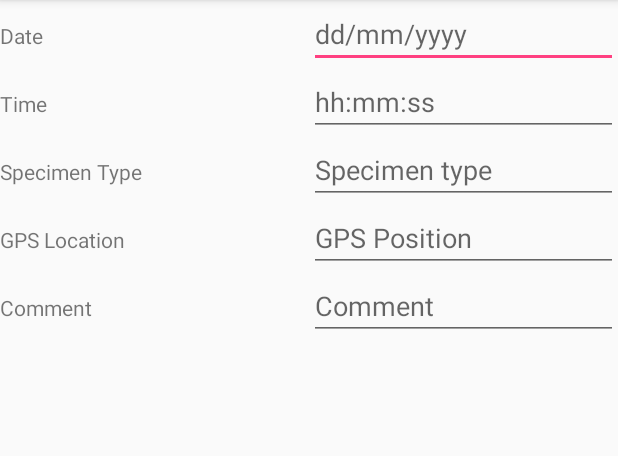
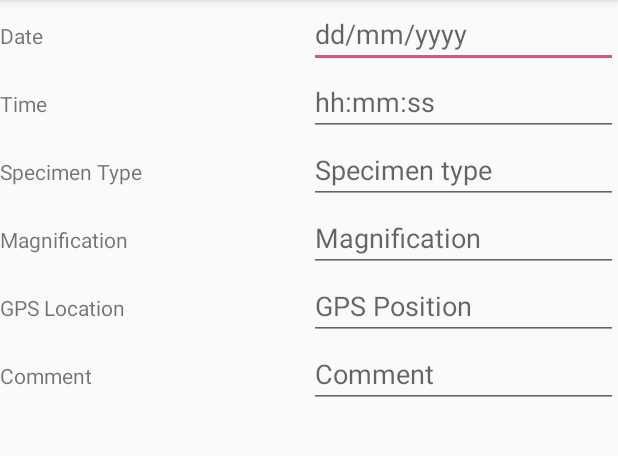
Before and after one commit to short0/annotateMe, an Android app: the DetailsActivity screen opened directly, with no data from a screen before it, on a phone screen of 412 x 824 dp, the part 84-540 px from its top. Run offline under Robolectric (Android 15) with nearby library versions, the phone set to English and light mode, and no system bars; 2 statements that could not run were skipped.

Commit message:
Add magnification to local database

```diff
--- a/app/src/main/java/com/example/user/mobilemicroscopy/DetailsActivity.java
+++ b/app/src/main/java/com/example/user/mobilemicroscopy/DetailsActivity.java
@@ -83,6 +83,11 @@ public class DetailsActivity extends AppCompatActivity {
     private EditText mSpecimenTypeEditText;
 
     /**
+     * Magnification input EditText
+     */
+    private EditText mMagnificationTypeEditText;
+
+    /**
      * GPS Position input EditText
      */
     private EditText mGPSPositionEditText;
@@ -121,6 +126,7 @@ public class DetailsActivity extends AppCompatActivity {
         mDateEditText = (EditText) findViewById(R.id.details_date_edit_text);
         mTimeEditText = (EditText) findViewById(R.id.details_time_edit_text);
         mSpecimenTypeEditText = (EditText) findViewById(R.id.details_specimen_type_edit_text);
+        mMagnificationTypeEditText = (EditText) findViewById(R.id.details_magnification_edit_text);
         mGPSPositionEditText = (EditText) findViewById(R.id.details_gps_position_edit_text);
         mCommentEditText = (EditText) findViewById(R.id.details_comment_edit_text);
 
@@ -188,6 +194,7 @@ public class DetailsActivity extends AppCompatActivity {
             mDateEditText.setText(mImage.getDate());
             mTimeEditText.setText(mImage.getTime());
             mSpecimenTypeEditText.setText(mImage.getSpecimenType());
+            mMagnificationTypeEditText.setText(mImage.getMagnification());
             mGPSPositionEditText.setText(mImage.getGpsPosition());
             mCommentEditText.setText(mImage.getComment());
 
@@ -266,6 +273,7 @@ public class DetailsActivity extends AppCompatActivity {
         mImage.setDate(mDateEditText.getText().toString());
         mImage.setTime(mTimeEditText.getText().toString());
         mImage.setSpecimenType(mSpecimenTypeEditText.getText().toString());
+        mImage.setMagnification(mMagnificationTypeEditText.getText().toString());
         mImage.setGpsPosition(mGPSPositionEditText.getText().toString());
         mImage.setComment(mCommentEditText.getText().toString());
 
--- a/app/src/main/res/layout/activity_details.xml
+++ b/app/src/main/res/layout/activity_details.xml
@@ -86,6 +86,26 @@
                 android:layout_width="0dp"
                 android:layout_height="wrap_content"
                 android:layout_weight="1"
+                android:text="Magnification" />
+
+            <EditText
+                android:id="@+id/details_magnification_edit_text"
+                android:layout_width="0dp"
+                android:layout_height="wrap_content"
+                android:layout_weight="1"
+                android:hint="Magnification" />
+
+        </LinearLayout>
+
+        <LinearLayout
+            android:layout_width="match_parent"
+            android:layout_height="wrap_content"
+            android:orientation="horizontal">
+
+            <TextView
+                android:layout_width="0dp"
+                android:layout_height="wrap_content"
+                android:layout_weight="1"
                 android:text="GPS Location" />
 
             <EditText
```
